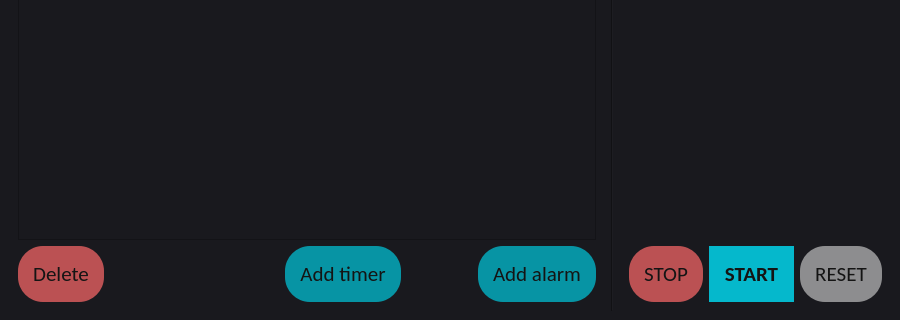
Qt form Timer/mainwindow.ui (WAG13/Timer-Qt) before a commit; both pictures show x 0 to 900 and y 330 to 650 of the 900 by 650 pixel window.
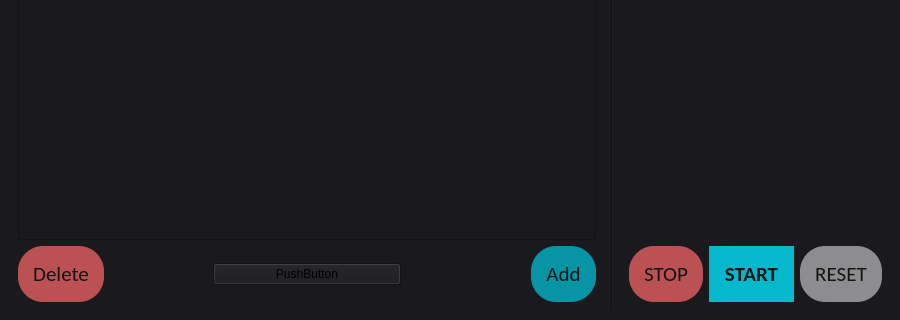
The same form after that commit.

Patch:
```diff
--- a/Timer/mainwindow.ui
+++ b/Timer/mainwindow.ui
@@ -117,23 +117,10 @@
            </property>
           </widget>
          </item>
-         <item alignment="Qt::AlignRight">
-          <widget class="QPushButton" name="add_timer_button">
-           <property name="font">
-            <font>
-             <family>Calibri</family>
-             <pointsize>16</pointsize>
-            </font>
-           </property>
-           <property name="styleSheet">
-            <string notr="true">color:rgb(20, 20, 20);
-background-color: rgba(0, 200, 220, 180);
-border-radius: 25px;
-padding: 15px;
-min-width: 5em;</string>
-           </property>
+         <item>
+          <widget class="QPushButton" name="pushButton">
            <property name="text">
-            <string>Add timer</string>
+            <string>PushButton</string>
            </property>
           </widget>
          </item>
@@ -155,7 +142,7 @@
 min-width: 5em;</string>
            </property>
            <property name="text">
-            <string>Add alarm</string>
+            <string>Add</string>
            </property>
           </widget>
          </item>
@@ -295,7 +282,7 @@
            </property>
           </widget>
          </item>
-         <item>
+         <item alignment="Qt::AlignTop">
           <widget class="QLabel" name="Timer_note">
            <property name="font">
             <font>
```
Left out of the diff: 2 changed lines with no effect on the pictures.
